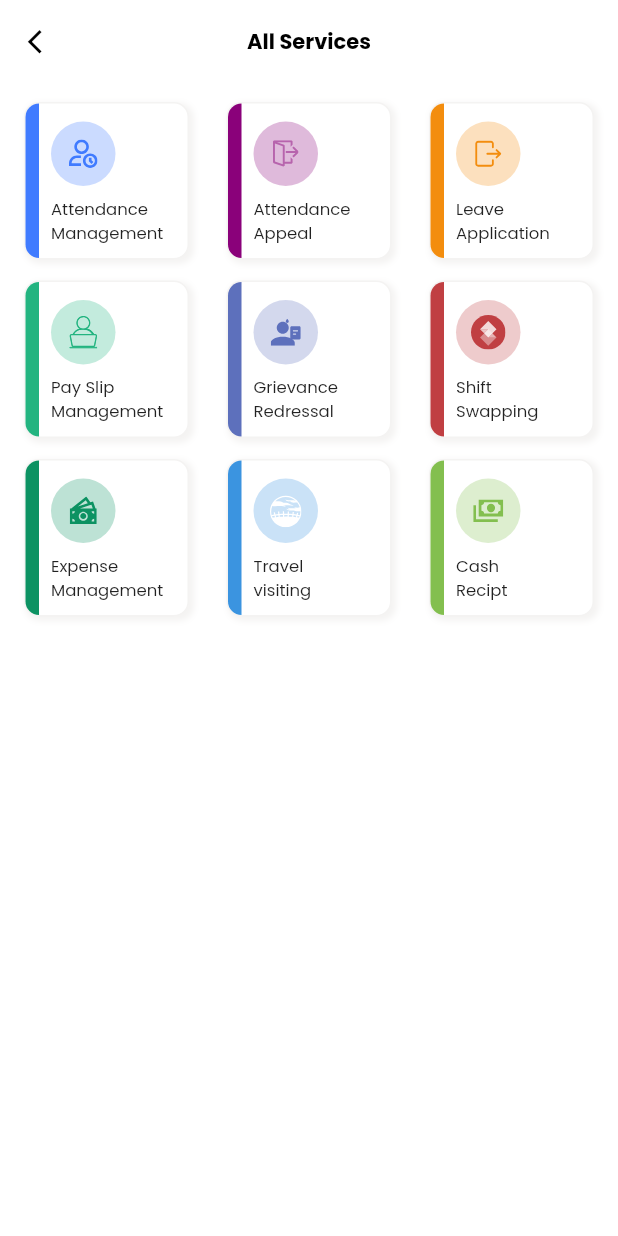
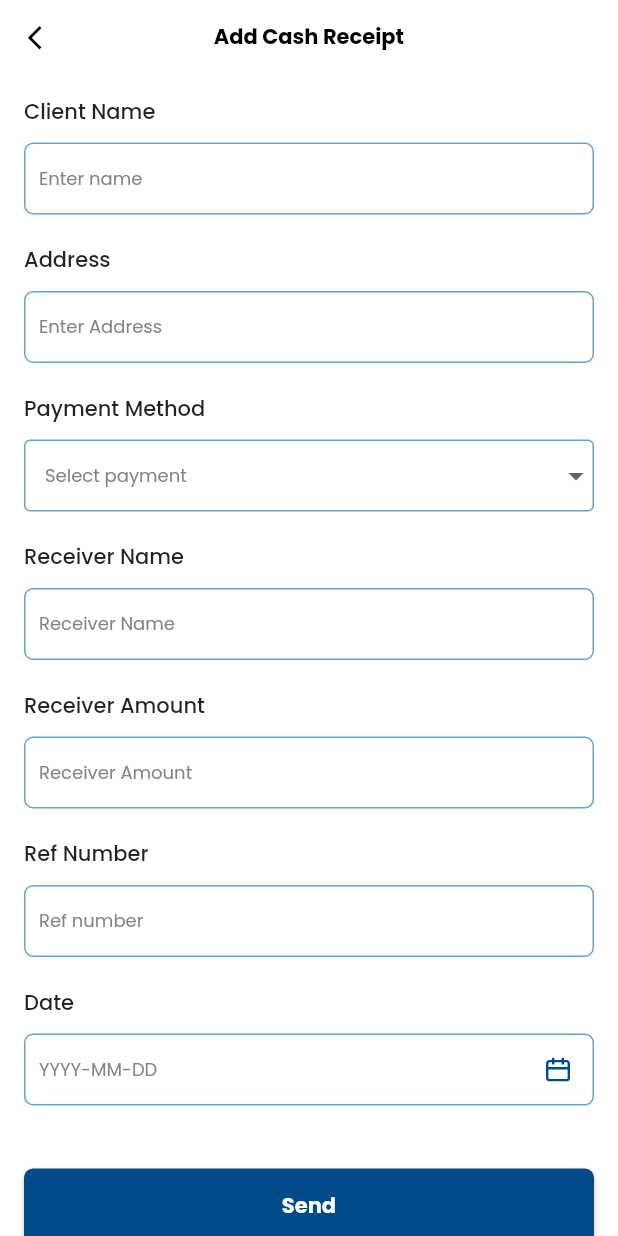
Before and after one commit to susan040/hr_management, a Flutter app: the AllServicesScreen screen opened directly, after a tap on "Cash", on a phone screen of 412 x 824 dp. Run offline on Flutter 3.47's test engine with Material 3 defaults, Android fonts, the light colour scheme and no system bars; our stand-ins replace cached_network_image, file_picker, fl_chart, flutter_svg, get, image_picker and 4 more.

Commit message:
completed cash recipt and added network error page

```diff
--- a/lib/utils/image_path.dart
+++ b/lib/utils/image_path.dart
@@ -47,6 +47,8 @@ class ImagePath {
   static const String bar = "$baseIconPath/bar.svg";
   static const String list = "$baseIconPath/list.svg";
   static const String location = "$baseIconPath/location.svg";
+  static const String pdf = "$baseIconPath/pdf.svg";
+  static const String pdfDownload = "$baseIconPath/pdf_download.svg";
 
   static const String logo = "$baseImagePath/logo.png";
   static const String privacyPolicy = "$baseImagePath/privacy_policy.png";
@@ -74,4 +76,6 @@ class ImagePath {
   static const String grievanceSuccess = "$baseImagePath/grievance_success.png";
   static const String raiseIssue = "$baseImagePath/raise_issue.png";
   static const String travelVisit = "$baseImagePath/travel_visit.png";
+  static const String paymentSuccess = "$baseImagePath/payment_success.png";
+  static const String networkError = "$baseImagePath/network_error.png";
 }
--- /dev/null
+++ b/lib/views/cash_receipt/add_cash_receipt_screen.dart
@@ -0,0 +1,198 @@
+import 'package:flutter/material.dart';
+import 'package:get/get.dart';
+import 'package:hr_management/controller/dashboard/cash_receipt_controller.dart';
+import 'package:hr_management/utils/colors.dart';
+import 'package:hr_management/utils/custom_text_style.dart';
+import 'package:hr_management/utils/image_path.dart';
+import 'package:hr_management/utils/validatior.dart';
+import 'package:hr_management/views/cash_receipt/payment_success_screen.dart';
+import 'package:hr_management/widgets/custom/custom_textfield.dart';
+import 'package:hr_management/widgets/custom/elevated_button.dart';
+
+class AddCashReceiptScreen extends StatelessWidget {
+  final c = Get.put(CashReceiptController());
+  AddCashReceiptScreen({super.key});
+
+  @override
+  Widget build(BuildContext context) {
+    return Scaffold(
+      backgroundColor: AppColors.extraWhite,
+      appBar: AppBar(
+        toolbarHeight: 50,
+        backgroundColor: AppColors.extraWhite,
+        elevation: 0,
+        leading: InkWell(
+            onTap: () {
+              Get.back();
+            },
+            child: Icon(
+              Icons.arrow_back_ios,
+              size: 19,
+              color: Colors.black,
+            )),
+        centerTitle: true,
+        title: Text(
+          "Add Cash Receipt",
+          style: CustomTextStyles.f14W600(color: AppColors.textColor),
+        ),
+      ),
+      body: SingleChildScrollView(
+        child: Form(
+            key: c.cashFormKey,
+            child: Padding(
+              padding: const EdgeInsets.only(
+                  left: 16, right: 16, top: 14, bottom: 20),
+              child: Column(
+                crossAxisAlignment: CrossAxisAlignment.start,
+                children: [
+                  Text(
+                    "Client Name",
+                    style: CustomTextStyles.f14W500(),
+                  ),
+                  SizedBox(height: 10),
+                  CustomTextField(
+                      controller: c.cilentNameController,
+                      validator: Validators.checkFieldEmpty,
+                      hint: "Enter name",
+                      textInputAction: TextInputAction.next,
+                      textInputType: TextInputType.text),
+                  SizedBox(height: 18),
+                  Text(
+                    "Address",
+                    style: CustomTextStyles.f14W500(),
+                  ),
+                  SizedBox(height: 10),
+                  CustomTextField(
+                      controller: c.clientAddressController,
+                      validator: Validators.checkFieldEmpty,
+                      hint: "Enter Address",
+                      textInputAction: TextInputAction.next,
+                      textInputType: TextInputType.text),
+                  SizedBox(height: 18),
+                  Text(
+                    "Payment Method",
+                    style: CustomTextStyles.f14W500(),
+                  ),
+                  SizedBox(
+                    height: 10,
+                  ),
+                  Theme(
+                    data: Theme.of(context)
+                        .copyWith(canvasColor: AppColors.extraWhite),
+                    child: Obx(() => Container(
+                          height: 50,
+                          color: AppColors.extraWhite,
+                          child: DropdownButtonFormField<String>(
+                            validator: (value) {
+                              if (value == null || value.isEmpty) {
+                                return 'This field is required';
+                              }
+                              return null;
+                            },
+                            value: c.selectPaymentMethod.value.isEmpty
+                                ? null
+                                : c.selectPaymentMethod.value,
+                            hint: Text(
+                              "Select payment",
+                              style: CustomTextStyles.f12W400(
+                                  color: AppColors.secondaryTextColor),
+                            ),
+                            decoration: const InputDecoration(
+                              contentPadding: EdgeInsets.only(
+                                  bottom: 10, left: 14, right: 14),
+                              enabledBorder: OutlineInputBorder(
+                                borderSide: BorderSide(
+                                    color: AppColors.secondaryColor, width: 1),
+                              ),
+                              focusedBorder: OutlineInputBorder(
+                                borderSide: BorderSide(
+                                    color: AppColors.primaryColor, width: 1),
+                              ),
+                              errorBorder: OutlineInputBorder(
+                                borderSide:
+                                    BorderSide(color: Colors.red, width: 1),
+                              ),
+                              focusedErrorBorder: OutlineInputBorder(
+                                borderSide:
+                                    BorderSide(color: Colors.red, width: 1),
+                              ),
+                            ),
+                            items: c.paymentMethodList
+                                .map((option) => DropdownMenuItem<String>(
+                                      value: option,
+                                      child: Text(
+                                        option,
+                                        style: CustomTextStyles.f12W400(),
+                                      ),
+                                    ))
+                                .toList(),
+                            onChanged: (value) {
+                              c.updatePaymentMethod(value!);
+                            },
+                          ),
+                        )),
+                  ),
+                  SizedBox(height: 18),
+                  Text(
+                    "Receiver Name",
+                    style: CustomTextStyles.f14W500(),
+                  ),
+                  SizedBox(height: 10),
+                  CustomTextField(
+                      controller: c.receiverNameController,
+                      validator: Validators.checkFieldEmpty,
+                      hint: "Receiver Name",
+                      textInputAction: TextInputAction.next,
+                      textInputType: TextInputType.text),
+                  SizedBox(height: 18),
+                  Text(
+                    "Receiver Amount",
+                    style: CustomTextStyles.f14W500(),
+                  ),
+                  SizedBox(height: 10),
+                  CustomTextField(
+                      controller: c.receiverAmountController,
+                      validator: Validators.checkFieldEmpty,
+                      hint: "Receiver Amount",
+                      textInputAction: TextInputAction.next,
+                      textInputType: TextInputType.number),
+                  SizedBox(height: 18),
+                  Text(
+                    "Ref Number",
+                    style: CustomTextStyles.f14W500(),
+                  ),
+                  SizedBox(height: 10),
+                  CustomTextField(
+                      controller: c.refNumberController,
+                      validator: Validators.checkFieldEmpty,
+                      hint: "Ref number",
+                      textInputAction: TextInputAction.next,
+                      textInputType: TextInputType.number),
+                  SizedBox(height: 18),
+                  Text(
+                    "Date",
+                    style: CustomTextStyles.f14W500(),
+                  ),
+                  SizedBox(height: 10),
+                  CustomTextField(
+                      readOnly: true,
+                      onTap: () => c.chooseDate(context),
+                      controller: c.selectDateController,
+                      validator: Validators.checkFieldEmpty,
+                      suffixIconPath: ImagePath.calender,
+                      hint: "YYYY-MM-DD",
+                      textInputAction: TextInputAction.done,
+                      textInputType: TextInputType.none),
+                  SizedBox(height: 40),
+                  CustomElevatedButton(
+                      title: "Send",
+                      onTap: () {
+                        Get.to(() => PaymentSuccessScreen());
+                      })
+                ],
+              ),
+            )),
+      ),
+    );
+  }
+}
--- a/lib/views/dashboard/all_services_screen.dart
+++ b/lib/views/dashboard/all_services_screen.dart
@@ -5,6 +5,7 @@ import 'package:hr_management/utils/custom_text_style.dart';
 import 'package:hr_management/utils/image_path.dart';
 import 'package:hr_management/views/attendence_appeal/appeal_history_screen.dart';
 import 'package:hr_management/views/attendence_management/attendance_history_screen.dart';
+import 'package:hr_management/views/cash_receipt/add_cash_receipt_screen.dart';
 import 'package:hr_management/views/expenses_management/expenses_history_screen.dart';
 import 'package:hr_management/views/grievance/add_grievance_screen.dart';
 import 'package:hr_management/views/leave_application/leave_history_screen.dart';
@@ -143,7 +144,9 @@ class AllServicesScreen extends StatelessWidget {
                   iconPath: ImagePath.cash,
                   title: "Cash",
                   subtitle: "Recipt",
-                  onTap: () {},
+                  onTap: () {
+                    Get.to(() => AddCashReceiptScreen());
+                  },
                 ),
               ],
             ),
```
Also changed, not shown: lib/controller/dashboard/cash_receipt_controller.dart (added, +172 -0 lines), lib/views/cash_receipt/payment_success_screen.dart (added, +167 -0 lines), lib/views/dashboard/network_error_screen.dart (added, +46 -0 lines), assets/icons/pdf.svg (added), assets/icons/pdf_download.svg (added), assets/images/network_error.png (added), assets/images/payment_success.png (added).
